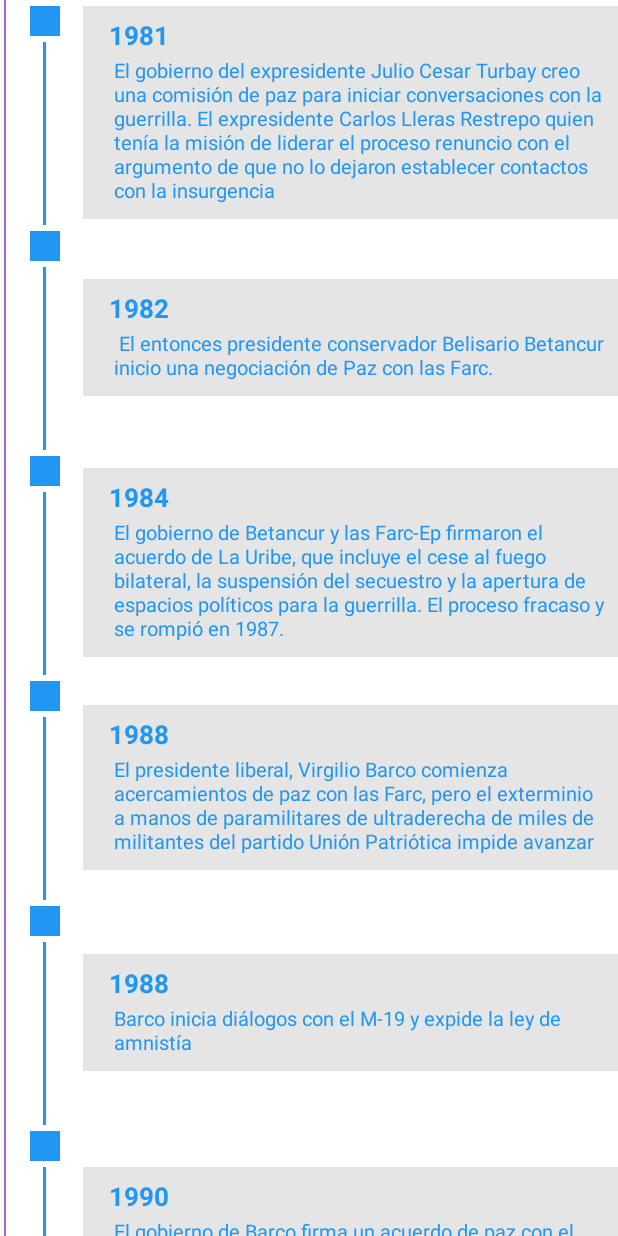
After one commit to camilonfs1/EntornoPazUDTesis, an Android app: the TimeLineFra screen opened directly, with no data from a screen before it, on a phone screen of 412 x 824 dp. The commit adds this screen. Run offline under Robolectric (Android 15) with nearby library versions, the phone set to English and light mode, and no system bars.

Commit message:
timeLine is OK

```diff
--- a/app/src/main/java/com/example/entornopazud/Fragments/PeaceItem/IlicitDrugsFragment.kt
+++ b/app/src/main/java/com/example/entornopazud/Fragments/PeaceItem/IlicitDrugsFragment.kt
@@ -9,7 +9,7 @@
 import com.example.entornopazud.R
 
 
-class IllicitDrugsFragment : Fragment() {
+class IlicitDrugsFragment : Fragment() {
 
     override fun onCreateView(
         inflater: LayoutInflater, container: ViewGroup?,
--- a/app/src/main/java/com/example/entornopazud/Fragments/PeaceItem/PeaceAgreementFragment.kt
+++ b/app/src/main/java/com/example/entornopazud/Fragments/PeaceItem/PeaceAgreementFragment.kt
@@ -8,7 +8,7 @@
 
 import com.example.entornopazud.R
 
-class peace_agreement : Fragment() {
+class PeaceAgreementFragment : Fragment() {
 
 
     override fun onCreateView(
--- a/app/src/main/java/com/example/entornopazud/Fragments/PeaceItem/RuralReformFragment.kt
+++ b/app/src/main/java/com/example/entornopazud/Fragments/PeaceItem/RuralReformFragment.kt
@@ -9,7 +9,7 @@
 import com.example.entornopazud.R
 
 
-class RuralReform : Fragment() {
+class RuralReformFragment : Fragment() {
 
 
     override fun onCreateView(
--- /dev/null
+++ b/app/src/main/java/com/example/entornopazud/Fragments/PeaceItem/TimeLineFra.kt
@@ -0,0 +1,77 @@
+package com.example.entornopazud.Fragments.PeaceItem
+
+import androidx.appcompat.app.AppCompatActivity
+import android.os.Bundle
+import android.view.LayoutInflater
+import android.view.View
+import android.view.ViewGroup
+import android.widget.TextView
+import androidx.recyclerview.widget.LinearLayoutManager
+import androidx.recyclerview.widget.RecyclerView
+import com.example.entornopazud.R
+
+class TimeLineFra : AppCompatActivity() {
+    private var mRecyclerView: RecyclerView? = null
+    private var mAdapter: RecyclerView.Adapter<*>? = null
+    var listOfusers: ArrayList<Dates> = ArrayList()
+
+    override fun onCreate(savedInstanceState: Bundle?) {
+        super.onCreate(savedInstanceState)
+        setContentView(R.layout.activity_time_line_fra)
+
+        listOfusers!!.add(Dates("1981 ","El gobierno del expresidente Julio Cesar Turbay creo una comisión de paz para iniciar conversaciones con la guerrilla. El expresidente Carlos Lleras Restrepo quien tenía la misión de liderar el proceso renuncio con el argumento de que no lo dejaron establecer contactos con la insurgencia"))
+        listOfusers!!.add(Dates("1982 "," El entonces presidente conservador Belisario Betancur inicio una negociación de Paz con las Farc. "))
+        listOfusers!!.add(Dates("1984 ","El gobierno de Betancur y las Farc-Ep firmaron el acuerdo de La Uribe, que incluye el cese al fuego bilateral, la suspensión del secuestro y la apertura de espacios políticos para la guerrilla. El proceso fracaso y se rompió en 1987. "))
+        listOfusers!!.add(Dates("1988 ","El presidente liberal, Virgilio Barco comienza acercamientos de paz con las Farc, pero el exterminio a manos de paramilitares de ultraderecha de miles de militantes del partido Unión Patriótica impide avanzar "))
+        listOfusers!!.add(Dates("1988 ","Barco inicia diálogos con el M-19 y expide la ley de amnistía"))
+        listOfusers!!.add(Dates("1990 ","El gobierno de Barco firma un acuerdo de paz con el M-19 que entrega las armas, se reintegra a la vida civil y se convierte en fuerza política. "))
+        listOfusers!!.add(Dates("1991 ","El entonces presidente, Cesar Gaviria inicia conversaciones con las Farc-Ep y el ELN en Venezuela y luego se traslada a Tlaxcala en México. En 1992 se rompe el proceso por el asesinato de un exministro secuestrado por la guerrilla. "))
+        listOfusers!!.add(Dates("1993 ","Durante el gobierno de Gaviria se reintegran a la vida civil y entregan las armas los integrantes de la Corriente de Renovación Socialista, una disidencia del ELN. "))
+        listOfusers!!.add(Dates("1998 ","El gobierno de Ernesto Samper concede el estatus político al ELN en un esfuerzo por lograr un acuerdo de paz. También hubo un encuentro con el ELN en España y Alemania que no prosperaron "))
+        listOfusers!!.add(Dates("1999 ","Se inicia el proceso con las Farc-Ep. Los diálogos se realizan en medio de la confrontación y se rompieron en febrero de 2002 "))
+        listOfusers!!.add(Dates("2002 ","Durante el gobierno de Álvaro Uribe, se iniciaron diálogos con el ELN en Cuba, pero estas aproximaciones fracasaron "))
+        listOfusers!!.add(Dates("2012 ","El expresidente Juan Manuel Santos anuncia a comienzos de septiembre que su gobierno y las Farc-ep firmaron un acuerdo que establece un procedimiento, una hoja de ruta, para avanzar en la negociación de Paz"))
+
+        mRecyclerView = findViewById(R.id.recycler_TimeLine)
+        var mLayoutManager = LinearLayoutManager(this, LinearLayoutManager.VERTICAL, false)
+        mRecyclerView!!.layoutManager = mLayoutManager
+        mAdapter = Myadapter(listOfusers)
+        mRecyclerView!!.adapter = mAdapter
+
+    }
+}
+
+class Myadapter(private val mDataList: ArrayList<Dates>) : RecyclerView.Adapter<Myadapter.MyViewHolder>() {
+
+    override fun onCreateViewHolder(parent: ViewGroup, viewType: Int): MyViewHolder {
+        val view = LayoutInflater.from(parent.context).inflate(R.layout.timeline_item, parent, false)
+        return MyViewHolder(view)
+    }
+
+    override fun onBindViewHolder(holder: MyViewHolder, position: Int) {
+        holder.date.text = mDataList[position].date
+        holder.text1.text = mDataList[position].text1
+    }
+
+    override fun getItemCount(): Int {
+        return mDataList.size
+    }
+
+    inner class MyViewHolder(itemView: View) : RecyclerView.ViewHolder(itemView) {
+        internal var date: TextView
+        internal var text1: TextView
+
+        init {
+            date = itemView.findViewById<View>(R.id.txtDateTimeLine) as TextView
+            text1 = itemView.findViewById<View>(R.id.textTimeLine) as TextView
+        }
+    }
+}
+class Dates ( date: String,text1: String){
+    var date: String? = null
+    var text1: String? = null
+    init {
+        this.date = date
+        this.text1 = text1
+    }
+}
--- a/app/src/main/res/layout/timeline.xml
+++ b/app/src/main/res/layout/activity_time_line_fra.xml
@@ -1,9 +1,10 @@
 <?xml version="1.0" encoding="utf-8"?>
 <RelativeLayout xmlns:android="http://schemas.android.com/apk/res/android"
-    android:orientation="vertical"
+    xmlns:app="http://schemas.android.com/apk/res-auto"
+    xmlns:tools="http://schemas.android.com/tools"
     android:layout_width="match_parent"
-    android:layout_height="match_parent" >
-
+    android:layout_height="match_parent"
+    tools:context=".Fragments.PeaceItem.TimeLineFra">
     <androidx.recyclerview.widget.RecyclerView
         android:id="@+id/recycler_TimeLine"
         android:layout_width="match_parent"
--- a/app/src/main/res/layout/timeline_item.xml
+++ b/app/src/main/res/layout/timeline_item.xml
@@ -6,7 +6,7 @@
 
     <LinearLayout
         android:layout_width="match_parent"
-        android:layout_height="100dp"
+        android:layout_height="150dp"
         android:orientation="vertical">
 
         <RelativeLayout xmlns:android="http://schemas.android.com/apk/res/android"
@@ -68,10 +68,10 @@
                         android:layout_width="wrap_content"
                         android:layout_height="wrap_content"
                         android:layout_marginTop="5dp"
-                        android:padding="5dp"
+                        android:padding="2dp"
                         android:text="@{obj.title1}"
                         android:textColor="#2196F3"
-                        android:textSize="14sp"
+                        android:textSize="17sp"
                         android:textStyle="bold" />
 
                     <TextView
@@ -80,10 +80,9 @@
                         android:layout_height="wrap_content"
                         android:layout_marginBottom="10dp"
                         android:layout_marginLeft="5dp"
-                        android:layout_marginTop="5dp"
                         android:text="@{obj.title2}"
                         android:textColor="#2196F3"
-                        android:textSize="12sp" />
+                        android:textSize="13sp" />
                 </LinearLayout>
             </LinearLayout>
         </RelativeLayout>
```
Also changed, not shown: app/src/main/AndroidManifest.xml (+2 -6 lines), app/src/main/java/com/example/entornopazud/Activities/ContainerEducationalModule.kt (+22 -3 lines), app/src/main/java/com/example/entornopazud/Activities/EducationalModulePack/PeaceItem.kt (+64 -4 lines), app/src/main/java/com/example/entornopazud/Fragments/PeaceItem/TimeLineFragment.kt (deleted, +0 -81 lines), app/src/main/res/layout/fragment_time_line.xml (deleted, +0 -14 lines), app/src/main/res/layout/main_peace.xml (+15 -0 lines).
